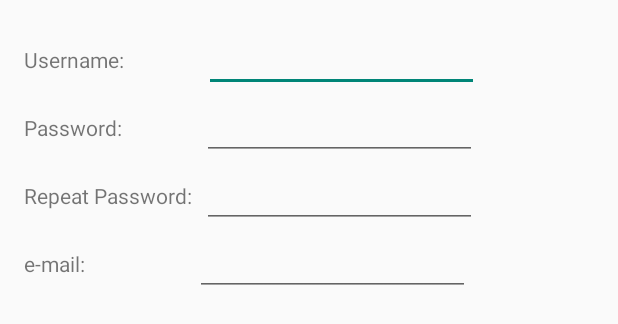
After one commit to carlosrive94/BCNSobreRodes, an Android app: the layout new_account_dialog.xml on its own in the app's theme, with its tools: preview values and no code run, on a phone screen of 412 x 824 dp. The commit adds this screen. Shown: the top 324 px of the screen. Run offline under Robolectric (Android 15) with nearby library versions, the phone set to English and light mode, and no system bars.

Commit message:
Continuing with accounts

```diff
--- /dev/null
+++ b/app/src/main/res/layout/new_account_dialog.xml
@@ -0,0 +1,74 @@
+<LinearLayout xmlns:android="http://schemas.android.com/apk/res/android"
+    xmlns:tools="http://schemas.android.com/tools"
+    android:layout_width="match_parent"
+    android:layout_height="match_parent"
+    android:paddingBottom="@dimen/activity_vertical_margin"
+    android:paddingLeft="@dimen/activity_horizontal_margin"
+    android:paddingRight="@dimen/activity_horizontal_margin"
+    android:paddingTop="@dimen/activity_vertical_margin"
+    tools:context=".LoginActivity"
+    android:orientation="vertical">
+
+    <LinearLayout
+        android:id="@+id/FirstLayout"
+        android:layout_width="wrap_content"
+        android:layout_height="wrap_content">
+        <TextView
+            android:layout_width="wrap_content"
+            android:layout_height="wrap_content"
+            android:text="Username:                "
+            />
+        <EditText
+            android:id="@+id/userText"
+            android:layout_width="183dp"
+            android:layout_height="wrap_content"
+            android:singleLine="true" />
+    </LinearLayout>
+    <LinearLayout
+        android:layout_below="@+id/FirstLayout"
+        android:layout_width="wrap_content"
+        android:layout_height="wrap_content">
+        <TextView
+            android:layout_width="wrap_content"
+            android:layout_height="wrap_content"
+            android:text="Password:                "
+            />
+        <EditText
+            android:id="@+id/PassText"
+            android:inputType="textPassword"
+            android:layout_width="183dp"
+            android:layout_height="wrap_content"
+            android:singleLine="true" />
+    </LinearLayout>
+    <LinearLayout
+        android:layout_below="@+id/FirstLayout"
+        android:layout_width="wrap_content"
+        android:layout_height="wrap_content">
+        <TextView
+            android:layout_width="wrap_content"
+            android:layout_height="wrap_content"
+            android:text="Repeat Password:  "
+            />
+        <EditText
+            android:id="@+id/PassText2"
+            android:inputType="textPassword"
+            android:layout_width="183dp"
+            android:layout_height="wrap_content"
+            android:singleLine="true" />
+    </LinearLayout>
+    <LinearLayout
+        android:id="@+id/ThirdLayout"
+        android:layout_width="wrap_content"
+        android:layout_height="wrap_content">
+        <TextView
+            android:layout_width="wrap_content"
+            android:layout_height="wrap_content"
+            android:text="e-mail:                      "
+            />
+        <EditText
+            android:id="@+id/mailText"
+            android:layout_width="183dp"
+            android:layout_height="wrap_content"
+            android:singleLine="true" />
+    </LinearLayout>
+</LinearLayout>
```
Also changed, not shown: app/src/main/java/jmcdw/bcnsobrerodes/LoginActivity.java (+98 -18 lines), app/src/main/res/layout/activity_login.xml (+10 -1 lines).
